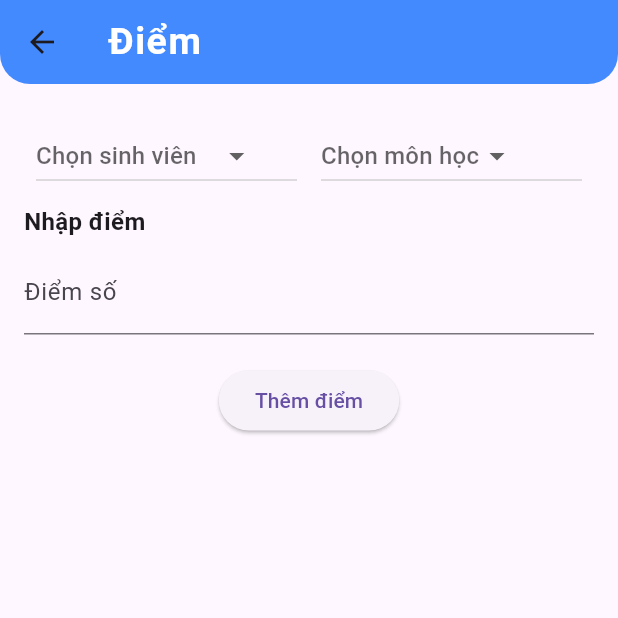
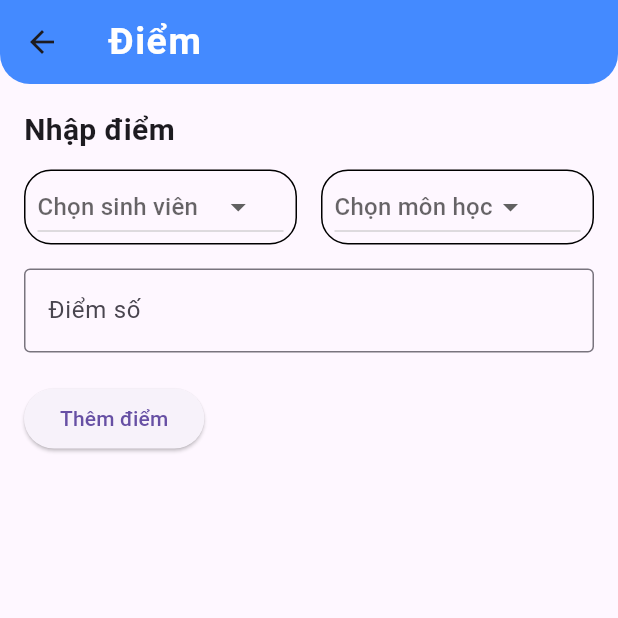
Before and after one commit to n4tsukii/bt-giua-ky, a Flutter app: the QLDiem screen opened directly, on a phone screen of 412 x 824 dp, the top half of it. Run offline on Flutter 3.47's test engine with Material 3 defaults, Android fonts, the phone set to English and light mode, and no system bars.

Commit message:
cập nhật giao diện nhap diem

```diff
--- a/lib/widgets/ql_diem.dart
+++ b/lib/widgets/ql_diem.dart
@@ -42,15 +42,7 @@ class _QLDiem extends State<QLDiem> {
         padding: const EdgeInsets.all(16.0),
         child: Column(
           children: [
-            _buildDropdowns(),
             _buildGradeInput(),
-            const SizedBox(height: 20),
-            ElevatedButton(
-              onPressed: () {
-                _addGrade();
-              },
-              child: const Text('Thêm điểm'),
-            ),
             const SizedBox(height: 20),
             _buildStudentAverage(),
             const SizedBox(height: 20),
@@ -62,7 +54,14 @@ class _QLDiem extends State<QLDiem> {
   }
 
   Widget _buildStudentDropdown() {
-    return DropdownButton<String>(
+    return Container(
+      decoration: BoxDecoration(
+        border: Border.all(color: Colors.black),
+        borderRadius: BorderRadius.circular(18),
+      ),
+      child: Padding(
+        padding: const EdgeInsets.symmetric(horizontal: 8),
+        child: DropdownButton<String>(
           hint: const Text('Chọn sinh viên'),
           value: selectedStudent.isNotEmpty ? selectedStudent : null,
           onChanged: (newValue) {
@@ -76,11 +75,20 @@ class _QLDiem extends State<QLDiem> {
               child: Text(student.hoten),
             );
           }).toList(),
+        ),
+      )
     );
   }
 
   Widget _buildSubjectDropdown() {
-    return DropdownButton<String>(
+    return Container(
+      decoration: BoxDecoration(
+        border: Border.all(color: Colors.black),
+        borderRadius: BorderRadius.circular(18),
+      ),
+      child: Padding(
+        padding: const EdgeInsets.symmetric(horizontal: 8),
+        child: DropdownButton<String>(
           hint: const Text('Chọn môn học'),
           value: selectedSubject.isNotEmpty ? selectedSubject : null,
           onChanged: (newValue) {
@@ -94,24 +102,8 @@ class _QLDiem extends State<QLDiem> {
               child: Text(subject),
             );
           }).toList(),
-    );
-  }
-  Widget _buildDropdowns() {
-    return Row(
-      children: [
-        Expanded(
-          child: Padding(
-            padding: const EdgeInsets.all(8.0),
-            child: _buildStudentDropdown(),
         ),
-        ),
-        Expanded(
-          child: Padding(
-            padding: const EdgeInsets.all(8.0),
-            child: _buildSubjectDropdown(),
-          ),
-        ),
-      ],
+      )
     );
   }
 
@@ -122,11 +114,24 @@ class _QLDiem extends State<QLDiem> {
         const Text(
           'Nhập điểm',
           style: TextStyle(
-            fontSize: 16,
+            fontSize: 20,
             fontWeight: FontWeight.bold,
           ),
         ),
-        const SizedBox(height: 8),
+        const SizedBox(height: 12),
+        Row(
+          mainAxisAlignment: MainAxisAlignment.spaceBetween,
+          children: [
+            Expanded(
+              child: _buildStudentDropdown(),
+            ),
+            SizedBox(width: 16),
+            Expanded(
+              child: _buildSubjectDropdown(),
+            ),
+          ],
+        ),
+        const SizedBox(height: 16),
         TextField(
           keyboardType: TextInputType.number,
           onChanged: (value) {
@@ -136,8 +141,16 @@ class _QLDiem extends State<QLDiem> {
           },
           decoration: const InputDecoration(
             labelText: 'Điểm số',
+            border: OutlineInputBorder(),
           ),
         ),
+        SizedBox(height: 20),
+        ElevatedButton(
+            onPressed: () {
+              _addGrade();
+            },
+            child: Text('Thêm điểm'),
+        )
       ],
     );
   }
```
Lines whose indentation alone changed are shown as unchanged.
